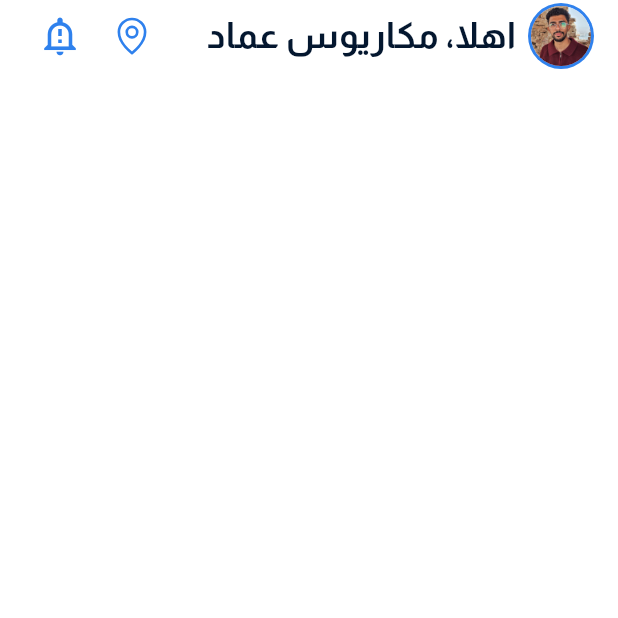
After one commit to Makaruos-Emad/Herafy_App, a Flutter app: the HomeClientScreen screen opened by its route, on a phone screen of 412 x 824 dp, the top half of it. The commit adds this screen. Run offline on Flutter 3.47's test engine with Material 3 defaults, Android fonts, the phone set to English and light mode, and no system bars; our stand-ins replace flutter_svg, phosphor_flutter, shared_preferences; accounts and stored records are empty.

Commit message:
create home client app bar

```diff
--- a/lib/core/utils/app_images.dart
+++ b/lib/core/utils/app_images.dart
@@ -17,4 +17,8 @@ class Assets {
   /// Assets for imagesOnboardingImageTwo
   /// assets/images/onboarding_image_two.svg
   static const String imagesOnboardingImageTwo = "assets/images/onboarding_image_two.svg";
+
+  /// Assets for imagesUserImage
+  /// assets/images/user_image.jpeg
+  static const String imagesUserImage = "assets/images/user_image.jpeg";
 }
--- a/lib/features/home/ui/home_client_screen.dart
+++ b/lib/features/home/ui/home_client_screen.dart
@@ -1,10 +1,19 @@
 import 'package:flutter/material.dart';
+import 'package:herafy/core/utils/app_constants.dart';
+import 'package:herafy/features/home/ui/widget/home_client_screen_body.dart';
 
 class HomeClientScreen extends StatelessWidget {
   const HomeClientScreen({super.key});
 
   @override
   Widget build(BuildContext context) {
-    return const Placeholder();
+    return const Scaffold(
+      body: SafeArea(
+        child: Padding(
+          padding: EdgeInsets.symmetric(horizontal: kHorizontalPadding),
+          child: HomeClientScreenBody(),
+        ),
+      ),
+    );
   }
 }
--- /dev/null
+++ b/lib/features/home/ui/widget/app_bar_actions.dart
@@ -0,0 +1,37 @@
+import 'package:flutter/material.dart';
+import 'package:herafy/core/theme/app_colors.dart';
+import 'package:phosphor_flutter/phosphor_flutter.dart';
+
+class AppBarActions extends StatelessWidget {
+  const AppBarActions({
+    super.key,
+    required this.onLocationPressed,
+    required this.onNotificationPressed,
+  });
+  final Function() onLocationPressed;
+  final Function() onNotificationPressed;
+
+  @override
+  Widget build(BuildContext context) {
+    return Row(
+      children: [
+        IconButton(
+          onPressed: onLocationPressed,
+          icon: PhosphorIcon(
+            PhosphorIcons.mapPin(),
+            color: AppColors.primaryColor,
+            size: 28,
+          ),
+        ),
+        IconButton(
+          onPressed: onNotificationPressed,
+          icon: const Icon(
+            Icons.notification_important_outlined,
+            color: AppColors.primaryColor,
+            size: 28,
+          ),
+        ),
+      ],
+    );
+  }
+}
--- /dev/null
+++ b/lib/features/home/ui/widget/home_app_bar.dart
@@ -0,0 +1,23 @@
+import 'package:flutter/material.dart';
+import 'package:herafy/core/utils/app_images.dart';
+import 'package:herafy/features/home/ui/widget/app_bar_actions.dart';
+import 'package:herafy/features/home/ui/widget/user_info.dart';
+
+class HomeAppBar extends StatelessWidget {
+  const HomeAppBar({super.key});
+
+  @override
+  Widget build(BuildContext context) {
+    return Row(
+      children: [
+        const Expanded(
+          child: UserInfo(
+            name: 'مكاريوس عماد',
+            userImage: Assets.imagesUserImage,
+          ),
+        ),
+        AppBarActions(onLocationPressed: () {}, onNotificationPressed: () {}),
+      ],
+    );
+  }
+}
--- /dev/null
+++ b/lib/features/home/ui/widget/home_client_screen_body.dart
@@ -0,0 +1,11 @@
+import 'package:flutter/material.dart';
+import 'package:herafy/features/home/ui/widget/home_app_bar.dart';
+
+class HomeClientScreenBody extends StatelessWidget {
+  const HomeClientScreenBody({super.key});
+
+  @override
+  Widget build(BuildContext context) {
+    return Column(children: [HomeAppBar()]);
+  }
+}
--- /dev/null
+++ b/lib/features/home/ui/widget/user_avater.dart
@@ -0,0 +1,16 @@
+import 'package:flutter/material.dart';
+import 'package:herafy/core/theme/app_colors.dart';
+
+class UserAvatar extends StatelessWidget {
+  const UserAvatar({super.key, required this.userImage});
+  final String userImage;
+
+  @override
+  Widget build(BuildContext context) {
+    return CircleAvatar(
+      radius: 22,
+      backgroundColor: AppColors.primaryColor,
+      child: CircleAvatar(radius: 20, backgroundImage: AssetImage(userImage)),
+    );
+  }
+}
--- /dev/null
+++ b/lib/features/home/ui/widget/user_info.dart
@@ -0,0 +1,26 @@
+import 'package:flutter/material.dart';
+import 'package:herafy/core/theme/app_text_styles.dart';
+import 'package:herafy/features/home/ui/widget/user_avater.dart';
+
+class UserInfo extends StatelessWidget {
+  const UserInfo({super.key, required this.name, required this.userImage});
+  final String name;
+  final String userImage;
+
+  @override
+  Widget build(BuildContext context) {
+    return Row(
+      children: [
+        UserAvatar(userImage: userImage),
+        SizedBox(width: 8),
+        Flexible(
+          child: Text(
+            "اهلا، $name",
+            style: AppTextStyles.bold24DarkBlue,
+            overflow: TextOverflow.ellipsis,
+          ),
+        ),
+      ],
+    );
+  }
+}
--- a/pubspec.yaml
+++ b/pubspec.yaml
@@ -43,6 +43,8 @@ dependencies:
   flutter_svg: ^2.2.4
   # for local storage
   shared_preferences: ^2.5.4
+  # for icons
+  phosphor_flutter: ^2.1.0
 
 dev_dependencies:
   flutter_test:
```
Also changed, not shown: assets/images/user_image.jpeg (added), pubspec.lock.
